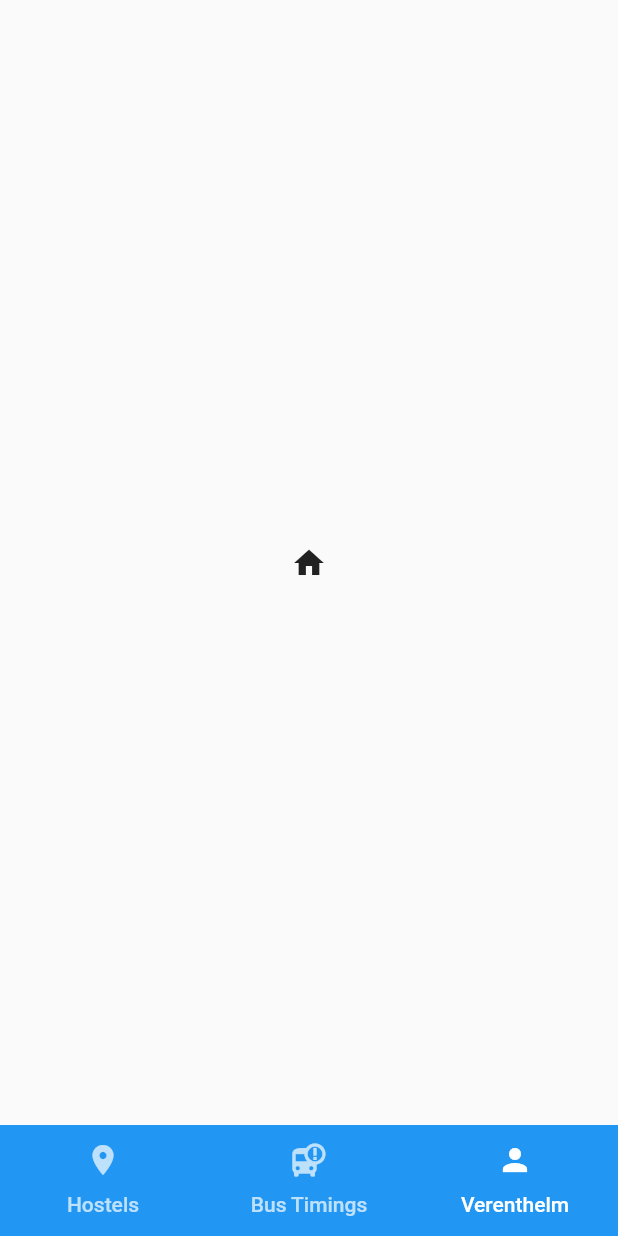
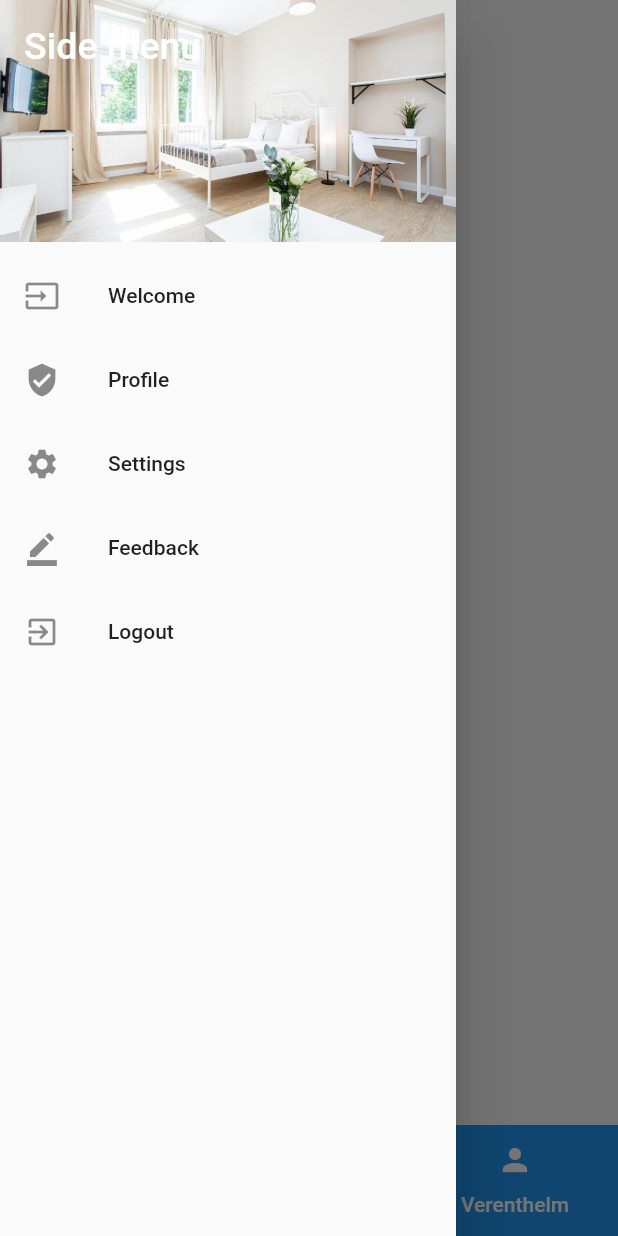
Before and after one commit to arunima-s/gecw-app, a Flutter app: the screen it shows after launch, item 3 of the bottom bar chosen, with the side drawer open (before the commit the screen has no drawer), on a phone screen of 412 x 824 dp. Run offline on Flutter 3.47's test engine with Material 2 defaults, Android fonts, the phone set to English and light mode, and no system bars; our stand-ins replace firebase_database; missing offline and left inert: dart:ffi, web_scraper; accounts and stored records are empty.

```diff
--- /dev/null
+++ b/gecwapp/lib/customWidgets/navdrawer.dart
@@ -0,0 +1,50 @@
+import 'package:flutter/material.dart';
+
+class NavDrawer extends StatelessWidget {
+  @override
+  Widget build(BuildContext context) {
+    return Drawer(
+      child: ListView(
+        padding: EdgeInsets.zero,
+        children: <Widget>[
+          DrawerHeader(
+            child: Text(
+              'Side menu',
+              style: TextStyle(color: Colors.white, fontSize: 25),
+            ),
+            decoration: BoxDecoration(
+                color: Colors.green,
+                image: DecorationImage(
+                    fit: BoxFit.fill,
+                    image: AssetImage('assets/images/room1.jpeg'))),
+          ),
+          ListTile(
+            leading: Icon(Icons.input),
+            title: Text('Welcome'),
+            onTap: () => {},
+          ),
+          ListTile(
+            leading: Icon(Icons.verified_user),
+            title: Text('Profile'),
+            onTap: () => {Navigator.of(context).pop()},
+          ),
+          ListTile(
+            leading: Icon(Icons.settings),
+            title: Text('Settings'),
+            onTap: () => {Navigator.of(context).pop()},
+          ),
+          ListTile(
+            leading: Icon(Icons.border_color),
+            title: Text('Feedback'),
+            onTap: () => {Navigator.of(context).pop()},
+          ),
+          ListTile(
+            leading: Icon(Icons.exit_to_app),
+            title: Text('Logout'),
+            onTap: () => {Navigator.of(context).pop()},
+          ),
+        ],
+      ),
+    );
+  }
+}
--- a/gecwapp/lib/screens/homeScreen.dart
+++ b/gecwapp/lib/screens/homeScreen.dart
@@ -1,15 +1,20 @@
 import 'package:flutter/material.dart';
+import 'package:gecwapp/CustomWidgets/customAppbar.dart';
+import 'package:gecwapp/CustomWidgets/navdrawer.dart';
 import 'package:gecwapp/CustomWidgets/tabbarMenu.dart';
 import 'package:gecwapp/Screens/busTimings.dart';
 import 'package:gecwapp/Screens/hostelListScreen.dart';
 
 class HomeScreen extends StatelessWidget {
+  final GlobalKey<ScaffoldState> _scaffoldKey = new GlobalKey<ScaffoldState>();
   @override
   Widget build(BuildContext context) {
     return MaterialApp(
       home: DefaultTabController(
         length: 3,
         child: Scaffold(
+          drawer: NavDrawer(),
+          // appBar: CustomAppBar(),
           bottomNavigationBar: TabBarMenu(),
           body: TabBarView(children: [
             HostelList(),
```
